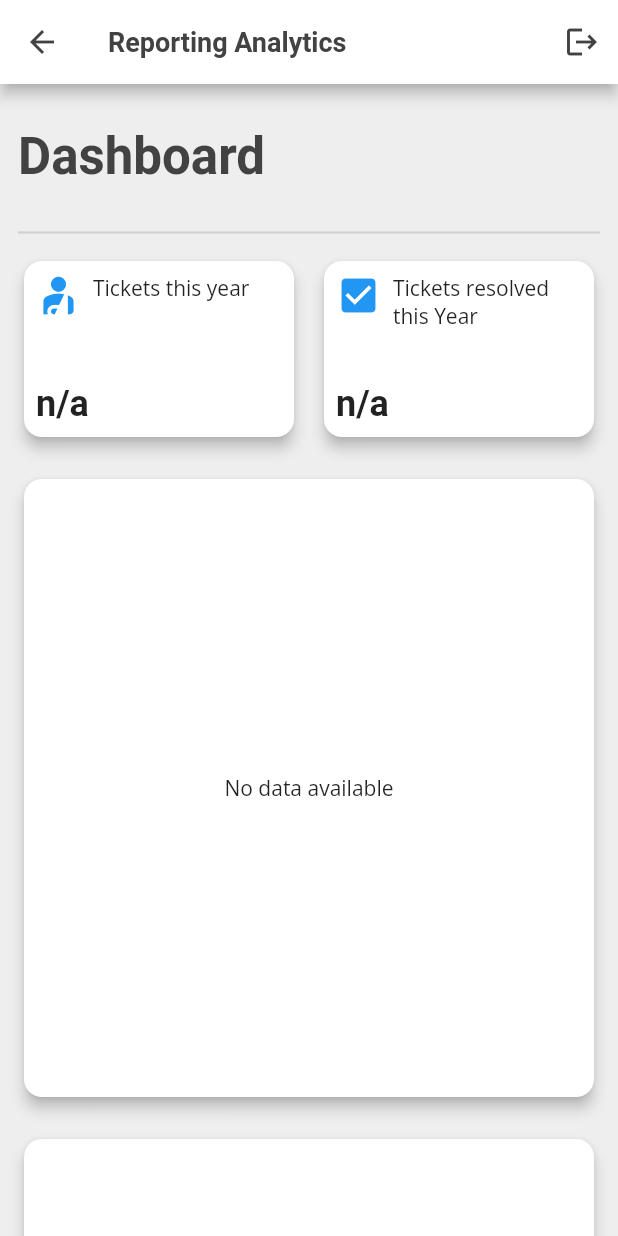
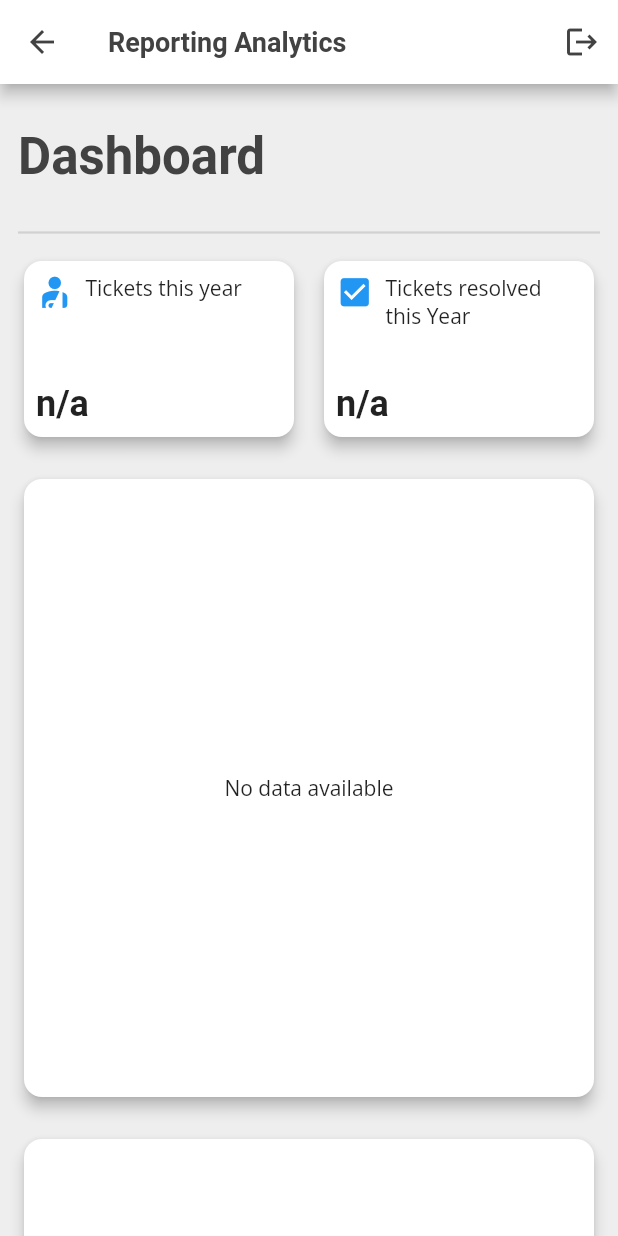
Before and after one commit to FarisET/itsm, a Flutter app: the AdminDashboard screen opened directly, on a phone screen of 412 x 824 dp. Run offline on Flutter 3.47's test engine with Material 3 defaults, Android fonts, the phone set to English and light mode, and no system bars; our stand-ins replace cached_network_image, delightful_toast, device_preview, dio, firebase_core, firebase_messaging and 14 more; missing offline and left inert: bitmap, fluent_ui, workmanager; accounts and stored records are empty; network calls fail.

Commit message:
dashboard scrolling issue fixed

```diff
--- a/lib/Admin Module/admin_pages/admin_dashboard.dart
+++ b/lib/Admin Module/admin_pages/admin_dashboard.dart
@@ -43,7 +43,7 @@ class _AdminDashboardState extends State<AdminDashboard> {
         Provider.of<ActionTeamEfficiencyProviderClass>(context, listen: false)
             .getactionTeamEfficiencyData();
 
-        AnalyticsRepository().updateAnalytics(context);
+        //AnalyticsRepository().updateAnalytics(context);
       }
     });
   }
@@ -216,7 +216,7 @@ class _AdminDashboardState extends State<AdminDashboard> {
             Row(
               crossAxisAlignment: CrossAxisAlignment.start,
               children: [
-                Icon(icon, color: Theme.of(context).primaryColor, size: 30),
+                Icon(icon, color: Theme.of(context).primaryColor, size: 25),
                 const SizedBox(width: 8),
                 Expanded(
                   child: Text(
@@ -244,8 +244,8 @@ class _AdminDashboardState extends State<AdminDashboard> {
   }
 
   Widget _buildChartsSection(BuildContext context) {
-    return Expanded(
-      child: Column(
+    try {
+      return Column(
         crossAxisAlignment: CrossAxisAlignment.start,
         children: [
           Card(
@@ -272,8 +272,11 @@ class _AdminDashboardState extends State<AdminDashboard> {
           const SizedBox(height: 20),
           _buildActionTeamEfficiencyChart(),
         ],
-      ),
-    );
+      );
+    } catch (e, stackTrace) {
+      print("Error in _buildChartsSection: $e\n$stackTrace");
+      return Center(child: Text("Failed to load charts."));
+    }
   }
 
   Widget _buildIncidentTypeTab(BuildContext context) {
@@ -598,161 +601,6 @@ class _AdminDashboardState extends State<AdminDashboard> {
     );
   }
 
-// Widget _buildIncidentLocationList() {
-//   // Get provider data
-//   final provider = Provider.of<CountByLocationProviderClass>(context);
-//   final data = provider.countByLocation;
-//   final filteredData = data
-//       ?.where((item) =>
-//           (item.incident_count != null && item.location_name!.isNotEmpty) &&
-//           (item.incident_count != null && item.incident_count! > 0))
-//       .toList();
-
-//   // Check if loading
-//   if (provider.loading) {
-//     return const Center(child: CircularProgressIndicator());
-//   }
-
-//   // Check if data is null or empty and display a message if needed
-//   if (data == null || data.isEmpty) {
-//     return const Center(child: Text("No data available"));
-//   }
-
-//   return _buildChartCard(
-//     title: 'Incidents by Location (${filteredData!.length})',
-//     child: Column(
-//       children: [
-//         Container(
-//           height: MediaQuery.of(context).size.height * 0.5,
-//           child: Column(
-//             crossAxisAlignment: CrossAxisAlignment.start,
-//             children: [
-//               Expanded(
-//                 child: Scrollbar(
-//                   thumbVisibility:
-//                       true, // Set to true to make the scrollbar visible
-//                   child: ListView.builder(
-//                     scrollDirection: Axis.vertical,
-//                     itemCount: filteredData!.length,
-//                     itemBuilder: (context, index) {
-//                       final item = filteredData[index];
-//                       return Stack(
-//                         alignment: Alignment.centerLeft,
-//                         children: [
-//                           Padding(
-//                             padding:
-//                                 const EdgeInsets.symmetric(horizontal: 16.0),
-//                             child: ListTile(
-//                               title: Text(
-//                                 item.location_name ?? 'Unknown Category',
-//                                 style: const TextStyle(
-//                                   fontWeight: FontWeight.bold,
-//                                 ),
-//                               ),
-//                               trailing: CircleAvatar(
-//                                 backgroundColor: Colors.blue[100],
-//                                 child: Text(
-//                                   '${item.incident_count ?? 0}',
-//                                   style: const TextStyle(color: Colors.black),
-//                                 ),
-//                               ),
-//                             ),
-//                           ),
-//                         ],
-//                       );
-//                     },
-//                   ),
-//                 ),
-//               ),
-//             ],
-//           ),
-//         )
-//       ],
-//     ),
-//   );
-// }
-
-// Widget _buildIncidentLocationChart() {
-//   // Get provider data
-//   final provider = Provider.of<CountByLocationProviderClass>(context);
-//   final data = provider.countByLocation;
-//   final filteredData = data
-//       ?.where((item) =>
-//           (item.incident_count != null && item.location_name!.isNotEmpty) &&
-//           (item.incident_count != null && item.incident_count! > 0))
-//       .toList();
-
-//   // Check if loading
-//   if (provider.loading) {
-//     return const Center(child: CircularProgressIndicator());
-//   }
-
-//   // Check if data is null or empty and display a message if needed
-//   if (data == null || data.isEmpty) {
-//     return const Center(child: Text("No data available"));
-//   }
-
-//   // Create the chart using the data from provider
-//   return _buildChartCard(
-//     title: 'Incidents Trend by Location',
-//     child: Column(
-//       children: [
-//         SfCartesianChart(
-//           tooltipBehavior: TooltipBehavior(
-//             enable: true,
-//             activationMode: ActivationMode.singleTap, // Show tooltip on tap
-//             tooltipPosition:
-//                 TooltipPosition.auto, // Automatically position tooltips
-//           ),
-//           primaryXAxis: CategoryAxis(
-//             isVisible: false, // Hide the X-axis labels
-//           ),
-//           primaryYAxis: NumericAxis(
-//             title: AxisTitle(text: 'Incident Count'),
-//           ),
-//           legend: Legend(
-//             isVisible: true,
-//             position: LegendPosition.bottom,
-//             overflowMode: LegendItemOverflowMode.wrap,
-//             alignment: ChartAlignment.center,
-//           ),
-//           series: <CartesianSeries>[
-//             LineSeries<CountByLocation, String>(
-//               dataSource: filteredData,
-//               xValueMapper: (item, _) => item.location_name ?? '',
-//               yValueMapper: (item, _) => item.incident_count ?? 0,
-//               dataLabelSettings: DataLabelSettings(
-//                 isVisible: true,
-//                 textStyle: const TextStyle(
-//                     fontSize: 12, fontWeight: FontWeight.w500),
-//               ),
-//               color: Colors.blue,
-//               name: 'Incident Count',
-//               markerSettings: MarkerSettings(
-//                 isVisible: true, // Show markers
-//                 shape: DataMarkerType.circle, // Circle shape for data points
-//                 color: Colors.black, // Black color for the circle
-//                 borderColor: Colors.black, // Border color of the circle
-//                 borderWidth: 2, // Border width
-//                 height: 2, // Height of the circle
-//                 width: 2, // Width of the circle
-//               ),
-//               enableTooltip: true, // Enable tooltip for each data point
-//             ),
-//           ],
-//         ),
-//         const Padding(
-//           padding: EdgeInsets.only(top: 8.0),
-//           child: Text(
-//             'Tap on a data point to reveal location',
-//             style: TextStyle(fontSize: 12, color: Colors.grey),
-//           ),
-//         ),
-//       ],
-//     ),
-//   );
-// }
-
   Widget _buildActionTeamEfficiencyChart() {
     // Get provider data
     final provider = Provider.of<ActionTeamEfficiencyProviderClass>(context);
@@ -763,10 +611,6 @@ class _AdminDashboardState extends State<AdminDashboard> {
                 item.action_team_name!.isNotEmpty) &&
             (item.efficiency_value != null && item.efficiency_value! != "0"))
         .toList();
-
-    // setState(() {
-    //   totalActionTeams = filteredData!.length.toString();
-    // });
 
     // Check if loading
     if (provider.loading) {
```
